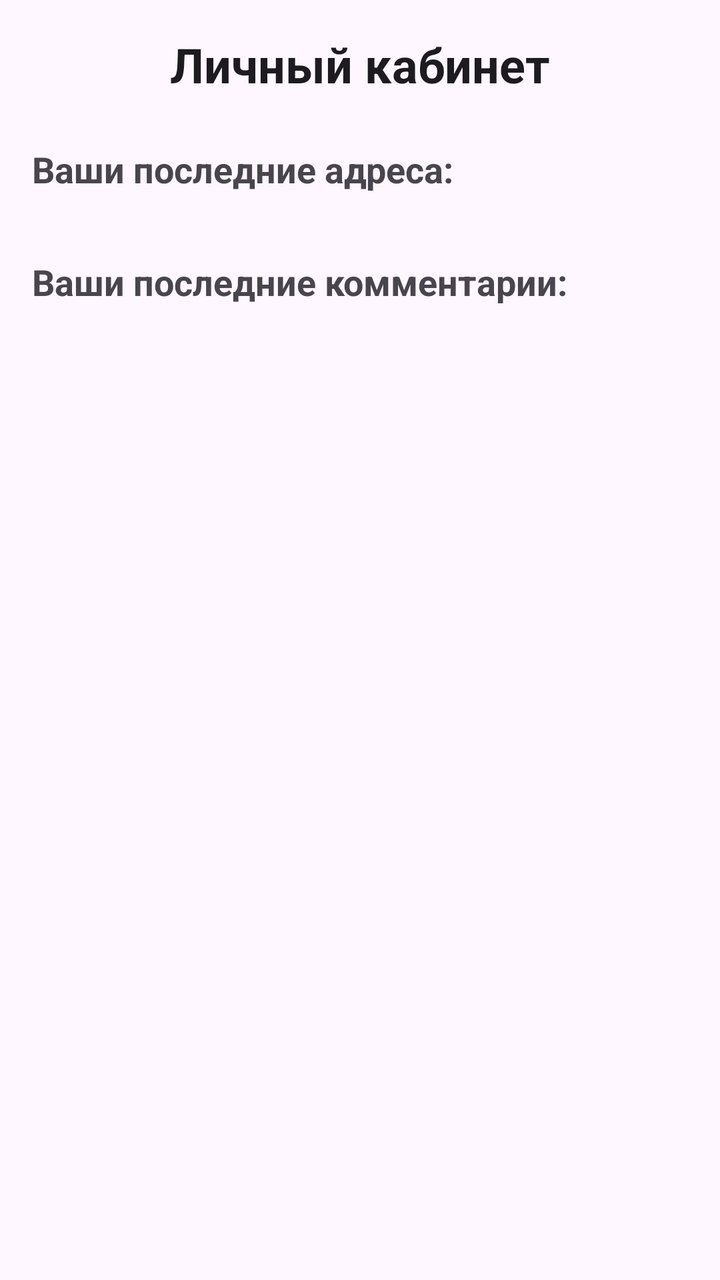
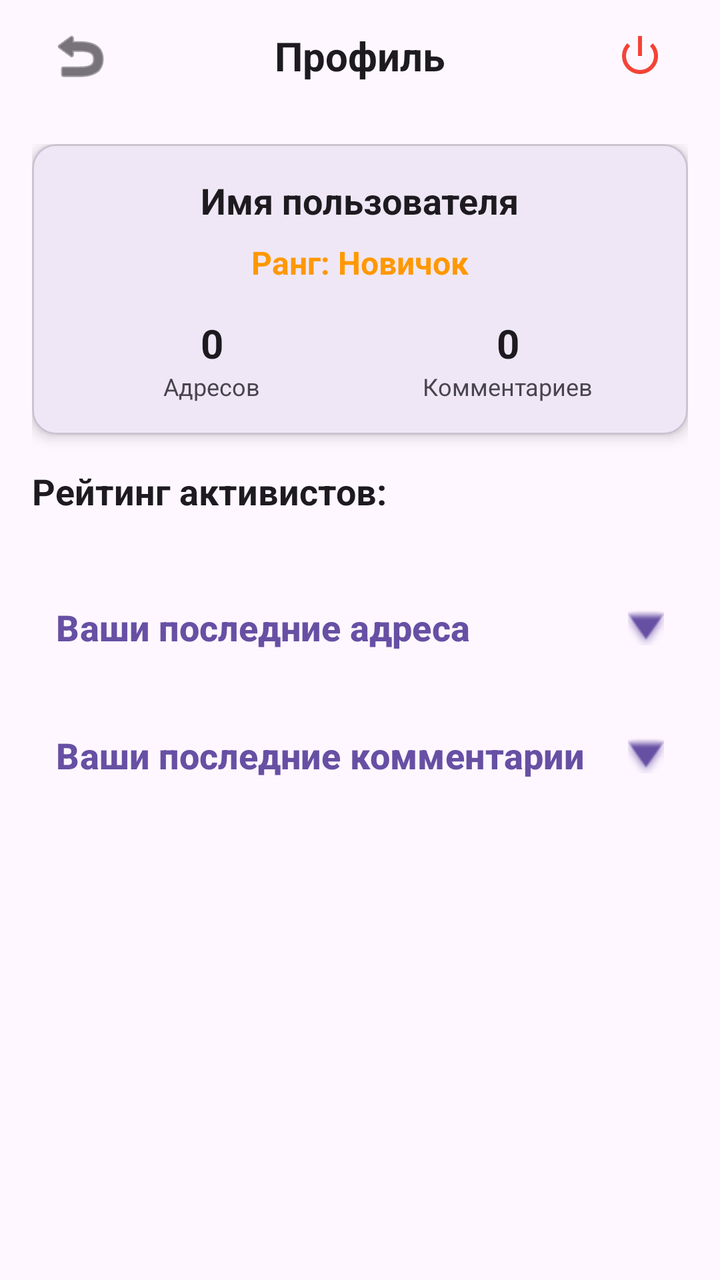

An Android layout rendered at two revisions. The XML below is the earlier revision; the diff shows what the commit changed to produce the second picture.
<!-- AndroidManifest.xml: application theme Theme.BaseHome -->
<!-- res/layout/activity_profile.xml -->
<?xml version="1.0" encoding="utf-8"?>
<LinearLayout xmlns:android="http://schemas.android.com/apk/res/android"
    xmlns:app="http://schemas.android.com/apk/res-auto"
    android:layout_width="match_parent"
    android:layout_height="match_parent"
    android:orientation="vertical"
    android:background="?android:attr/windowBackground"
    android:padding="16dp"
    android:fitsSystemWindows="true">

    <TextView
        android:id="@+id/tvProfileTitle"
        android:layout_width="match_parent"
        android:layout_height="wrap_content"
        android:text="Личный кабинет"
        android:textSize="24sp"
        android:textStyle="bold"
        android:textColor="?android:attr/textColorPrimary"
        android:layout_marginBottom="24dp"
        android:gravity="center" />

    <androidx.core.widget.NestedScrollView
        android:layout_width="match_parent"
        android:layout_height="match_parent">

        <LinearLayout
            android:layout_width="match_parent"
            android:layout_height="wrap_content"
            android:orientation="vertical">

            <TextView
                android:id="@+id/tvSection1Title"
                android:layout_width="match_parent"
                android:layout_height="wrap_content"
                android:text="Ваши последние адреса:"
                android:textSize="18sp"
                android:textStyle="bold"
                android:textColor="?android:attr/textColorSecondary"
                android:layout_marginBottom="8dp" />

            <androidx.recyclerview.widget.RecyclerView
                android:id="@+id/rvUserAddresses"
                android:layout_width="match_parent"
                android:layout_height="wrap_content"
                android:nestedScrollingEnabled="false"
                android:layout_marginBottom="24dp" />

            <TextView
                android:id="@+id/tvSection2Title"
                android:layout_width="match_parent"
                android:layout_height="wrap_content"
                android:text="Ваши последние комментарии:"
                android:textSize="18sp"
                android:textStyle="bold"
                android:textColor="?android:attr/textColorSecondary"
                android:layout_marginBottom="8dp" />

            <androidx.recyclerview.widget.RecyclerView
                android:id="@+id/rvUserComments"
                android:layout_width="match_parent"
                android:layout_height="wrap_content"
                android:nestedScrollingEnabled="false" />

        </LinearLayout>
    </androidx.core.widget.NestedScrollView>

</LinearLayout>
<!-- resources referenced by this layout -->
<resources>
  <style name="Theme.BaseHome" parent="Base.Theme.BaseHome" />
  <style name="Base.Theme.BaseHome" parent="Theme.Material3.DayNight.NoActionBar">
          
          
      </style>
</resources>

<!-- the commit's change to res/layout/activity_profile.xml (unified diff, before → after) -->
@@ -5,19 +5,42 @@
     android:layout_height="match_parent"
     android:orientation="vertical"
     android:background="?android:attr/windowBackground"
-    android:padding="16dp"
     android:fitsSystemWindows="true">
 
-    <TextView
-        android:id="@+id/tvProfileTitle"
+    
+    <RelativeLayout
         android:layout_width="match_parent"
-        android:layout_height="wrap_content"
-        android:text="Личный кабинет"
-        android:textSize="24sp"
-        android:textStyle="bold"
-        android:textColor="?android:attr/textColorPrimary"
-        android:layout_marginBottom="24dp"
-        android:gravity="center" />
+        android:layout_height="56dp"
+        android:paddingHorizontal="16dp">
+
+        <ImageButton
+            android:id="@+id/btnBackProfile"
+            android:layout_width="48dp"
+            android:layout_height="48dp"
+            android:layout_centerVertical="true"
+            android:background="?android:attr/selectableItemBackgroundBorderless"
+            android:src="@android:drawable/ic_menu_revert"
+            app:tint="?android:attr/textColorPrimary" />
+
+        <TextView
+            android:layout_width="wrap_content"
+            android:layout_height="wrap_content"
+            android:layout_centerInParent="true"
+            android:text="Профиль"
+            android:textSize="20sp"
+            android:textStyle="bold"
+            android:textColor="?android:attr/textColorPrimary" />
+
+        <ImageButton
+            android:id="@+id/btnLogout"
+            android:layout_width="48dp"
+            android:layout_height="48dp"
+            android:layout_alignParentEnd="true"
+            android:layout_centerVertical="true"
+            android:background="?android:attr/selectableItemBackgroundBorderless"
+            android:src="@android:drawable/ic_lock_power_off"
+            app:tint="#F44336" />
+    </RelativeLayout>
 
     <androidx.core.widget.NestedScrollView
         android:layout_width="match_parent"
@@ -26,40 +49,211 @@
         <LinearLayout
             android:layout_width="match_parent"
             android:layout_height="wrap_content"
-            android:orientation="vertical">
-
+            android:orientation="vertical"
+            android:padding="16dp">
+
+            
+            <com.google.android.material.card.MaterialCardView
+                android:layout_width="match_parent"
+                android:layout_height="wrap_content"
+                android:layout_marginBottom="16dp"
+                app:cardCornerRadius="12dp"
+                app:cardElevation="4dp"
+                app:strokeWidth="1dp"
+                app:strokeColor="?attr/colorOutlineVariant">
+
+                <LinearLayout
+                    android:layout_width="match_parent"
+                    android:layout_height="wrap_content"
+                    android:orientation="vertical"
+                    android:padding="16dp"
+                    android:gravity="center">
+
+                    <TextView
+                        android:id="@+id/tvUserName"
+                        android:layout_width="wrap_content"
+                        android:layout_height="wrap_content"
+                        android:text="Имя пользователя"
+                        android:textSize="18sp"
+                        android:textStyle="bold"
+                        android:textColor="?android:attr/textColorPrimary"
+                        android:layout_marginBottom="8dp" />
+
+                    <TextView
+                        android:id="@+id/tvUserRating"
+                        android:layout_width="wrap_content"
+                        android:layout_height="wrap_content"
+                        android:text="Ранг: Новичок"
+                        android:textSize="16sp"
+                        android:textColor="@color/brand_accent"
+                        android:textStyle="bold"
+                        android:layout_marginBottom="16dp" />
+
+                    <LinearLayout
+                        android:layout_width="match_parent"
+                        android:layout_height="wrap_content"
+                        android:orientation="horizontal"
+                        android:weightSum="2">
+
+                        <LinearLayout
+                            android:layout_width="0dp"
+                            android:layout_height="wrap_content"
+                            android:layout_weight="1"
+                            android:orientation="vertical"
+                            android:gravity="center">
+                            <TextView
+                                android:id="@+id/tvAddressesCount"
+                                android:layout_width="wrap_content"
+                                android:layout_height="wrap_content"
+                                android:text="0"
+                                android:textSize="20sp"
+                                android:textStyle="bold"
+                                android:textColor="?android:attr/textColorPrimary" />
+                            <TextView
+                                android:layout_width="wrap_content"
+                                android:layout_height="wrap_content"
+                                android:text="Адресов"
+                                android:textSize="12sp"
+                                android:textColor="?android:attr/textColorSecondary" />
+                        </LinearLayout>
+
+                        <LinearLayout
+                            android:layout_width="0dp"
+                            android:layout_height="wrap_content"
+                            android:layout_weight="1"
+                            android:orientation="vertical"
+                            android:gravity="center">
+                            <TextView
+                                android:id="@+id/tvCommentsCount"
+                                android:layout_width="wrap_content"
+                                android:layout_height="wrap_content"
+                                android:text="0"
+                                android:textSize="20sp"
+                                android:textStyle="bold"
+                                android:textColor="?android:attr/textColorPrimary" />
+                            <TextView
+                                android:layout_width="wrap_content"
+                                android:layout_height="wrap_content"
+                                android:text="Комментариев"
+                                android:textSize="12sp"
+                                android:textColor="?android:attr/textColorSecondary" />
+                        </LinearLayout>
+
+                    </LinearLayout>
+                </LinearLayout>
+            </com.google.android.material.card.MaterialCardView>
+
+            
+            <Button
+                android:id="@+id/btnViewUsers"
+                android:layout_width="match_parent"
+                android:layout_height="wrap_content"
+                android:text="Пользователи системы"
+                android:layout_marginBottom="24dp"
+                android:visibility="gone"
+                android:backgroundTint="#673AB7" />
+
+            
             <TextView
-                android:id="@+id/tvSection1Title"
-                android:layout_width="match_parent"
-                android:layout_height="wrap_content"
-                android:text="Ваши последние адреса:"
+                android:layout_width="match_parent"
+                android:layout_height="wrap_content"
+                android:text="Рейтинг активистов:"
                 android:textSize="18sp"
                 android:textStyle="bold"
-                android:textColor="?android:attr/textColorSecondary"
+                android:textColor="?android:attr/textColorPrimary"
                 android:layout_marginBottom="8dp" />
 
-            <androidx.recyclerview.widget.RecyclerView
-                android:id="@+id/rvUserAddresses"
-                android:layout_width="match_parent"
-                android:layout_height="wrap_content"
-                android:nestedScrollingEnabled="false"
-                android:layout_marginBottom="24dp" />
-
-            <TextView
-                android:id="@+id/tvSection2Title"
-                android:layout_width="match_parent"
-                android:layout_height="wrap_content"
-                android:text="Ваши последние комментарии:"
+            <com.google.android.material.card.MaterialCardView
+                android:layout_width="match_parent"
+                android:layout_height="wrap_content"
+                android:layout_marginBottom="24dp"
+                app:cardCornerRadius="12dp"
+                app:strokeWidth="1dp"
+                app:strokeColor="?attr/colorOutlineVariant">
+
+                <androidx.recyclerview.widget.RecyclerView
+                    android:id="@+id/rvGlobalRanking"
+                    android:layout_width="match_parent"
+                    android:layout_height="wrap_content"
+                    android:nestedScrollingEnabled="false" />
+
+            </com.google.android.material.card.MaterialCardView>
+
+            
+            <com.google.android.material.button.MaterialButton
+                android:id="@+id/btnToggleAddresses"
+                style="@style/Widget.Material3.Button.TextButton"
+                android:layout_width="match_parent"
+                android:layout_height="wrap_content"
+                android:text="Ваши последние адреса"
+                android:gravity="start|center_vertical"
                 android:textSize="18sp"
                 android:textStyle="bold"
-                android:textColor="?android:attr/textColorSecondary"
-                android:layout_marginBottom="8dp" />
-
-            <androidx.recyclerview.widget.RecyclerView
-                android:id="@+id/rvUserComments"
-                android:layout_width="match_parent"
-                android:layout_height="wrap_content"
-                android:nestedScrollingEnabled="false" />
+                app:icon="@android:drawable/arrow_down_float"
+                app:iconGravity="end" />
+
+            <LinearLayout
+                android:id="@+id/llAddressesContainer"
+                android:layout_width="match_parent"
+                android:layout_height="wrap_content"
+                android:orientation="vertical"
+                android:visibility="gone">
+
+                <androidx.recyclerview.widget.RecyclerView
+                    android:id="@+id/rvUserAddresses"
+                    android:layout_width="match_parent"
+                    android:layout_height="wrap_content"
+                    android:nestedScrollingEnabled="false" />
+
+                <Button
+                    android:id="@+id/btnLoadMoreAddresses"
+                    style="@style/Widget.Material3.Button.TextButton"
+                    android:layout_width="wrap_content"
+                    android:layout_height="wrap_content"
+                    android:layout_gravity="center"
+                    android:text="Показать еще 10"
+                    android:visibility="gone" />
+            </LinearLayout>
+
+            <View
+                android:layout_width="match_parent"
+                android:layout_height="16dp" />
+
+            
+            <com.google.android.material.button.MaterialButton
+                android:id="@+id/btnToggleComments"
+                style="@style/Widget.Material3.Button.TextButton"
+                android:layout_width="match_parent"
+                android:layout_height="wrap_content"
+                android:text="Ваши последние комментарии"
+                android:gravity="start|center_vertical"
+                android:textSize="18sp"
+                android:textStyle="bold"
+                app:icon="@android:drawable/arrow_down_float"
+                app:iconGravity="end" />
+
+            <LinearLayout
+                android:id="@+id/llCommentsContainer"
+                android:layout_width="match_parent"
+                android:layout_height="wrap_content"
+                android:orientation="vertical"
+                android:visibility="gone">
+
+                <androidx.recyclerview.widget.RecyclerView
+                    android:id="@+id/rvUserComments"
+                    android:layout_width="match_parent"
+                    android:layout_height="wrap_content"
+                    android:nestedScrollingEnabled="false" />
+
+                <Button
+                    android:id="@+id/btnLoadMoreComments"
+                    style="@style/Widget.Material3.Button.TextButton"
+                    android:layout_width="wrap_content"
+                    android:layout_height="wrap_content"
+                    android:layout_gravity="center"
+                    android:text="Показать еще 10"
+                    android:visibility="gone" />
+            </LinearLayout>
 
         </LinearLayout>
     </androidx.core.widget.NestedScrollView>
<!-- resource entries referenced after the edit -->
@@ -1,5 +1,6 @@
 <!-- resources referenced by this layout -->
 <resources>
+  <color name="brand_accent">#FF9800</color>
   <style name="Theme.BaseHome" parent="Base.Theme.BaseHome" />
   <style name="Base.Theme.BaseHome" parent="Theme.Material3.DayNight.NoActionBar">
           
